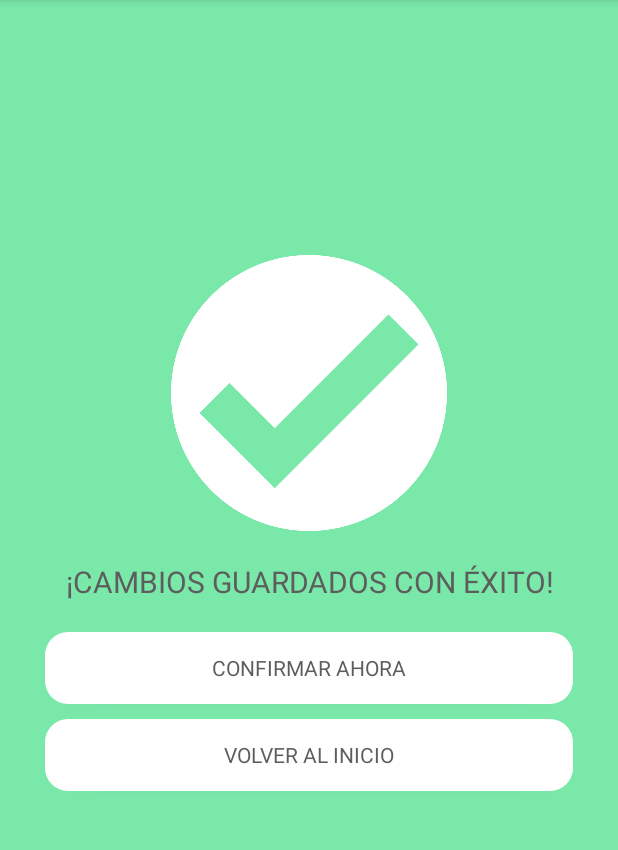
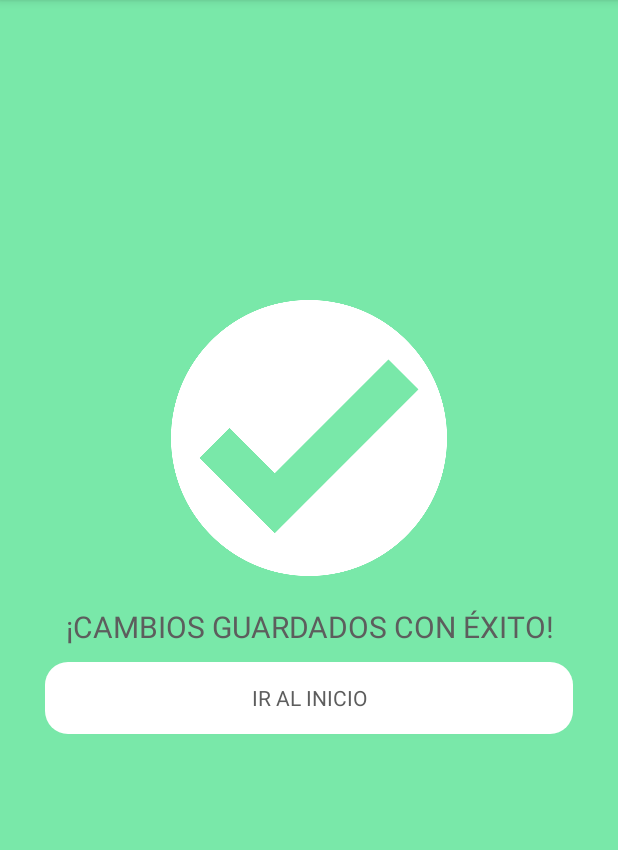
Before and after one commit to JulianRivas17/newstyledecorations, an Android app: the SuccesEditActivity screen opened directly, with no data from a screen before it, on a phone screen of 412 x 824 dp, the part 84-934 px from its top. Run offline under Robolectric (Android 15) with nearby library versions, the phone set to English and light mode, and no system bars.

Commit message:
Rollback de version

```diff
--- a/app/src/main/res/layout/event_view.xml
+++ b/app/src/main/res/layout/event_view.xml
@@ -33,7 +33,7 @@
 
             <TextView
                 android:id="@+id/textView28"
-                android:layout_width="55dp"
+                android:layout_width="90dp"
                 android:layout_height="wrap_content"
                 android:layout_weight="1"
                 android:text="Fecha del evento"
@@ -75,7 +75,7 @@
             <ImageButton
                 android:id="@+id/btn_edit"
                 android:layout_width="35dp"
-                android:layout_height="wrap_content"
+                android:layout_height="match_parent"
                 android:layout_marginRight="5dp"
                 android:layout_weight="1"
                 android:background="@color/blue"
--- a/app/src/main/res/layout/successful_edit.xml
+++ b/app/src/main/res/layout/successful_edit.xml
@@ -13,7 +13,7 @@
 
         <Space
             android:layout_width="match_parent"
-            android:layout_height="140dp" />
+            android:layout_height="170dp" />
 
         <ImageView
             android:id="@+id/imageView"
@@ -32,25 +32,13 @@
             android:textAlignment="center"
             android:textColor="#5D5D5D"
             android:textSize="20sp" />
-        <Button
-            android:id="@+id/btn_confirm_event"
-            android:layout_width="match_parent"
-            android:layout_height="wrap_content"
-            android:layout_marginTop="10sp"
-            android:layout_marginBottom="10dp"
-            android:background="@drawable/rounded_button_white"
-            android:text="CONFIRMAR AHORA"
-            android:textAppearance="@style/TextAppearance.AppCompat.Body1"
-            android:textColor="#5D5D5D"
-            android:textSize="14sp"
-            android:typeface="normal" />
 
         <Button
             android:id="@+id/id_redirect_home"
             android:layout_width="match_parent"
             android:layout_height="wrap_content"
             android:background="@drawable/rounded_button_white"
-            android:text="VOLVER AL INICIO"
+            android:text="IR AL INICIO"
             android:textAppearance="@style/TextAppearance.AppCompat.Body1"
             android:textColor="#5D5D5D"
             android:textSize="14sp"
```
